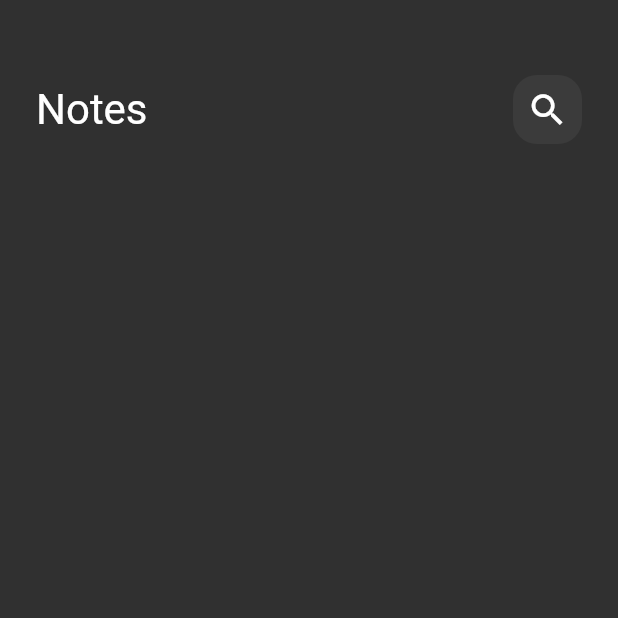
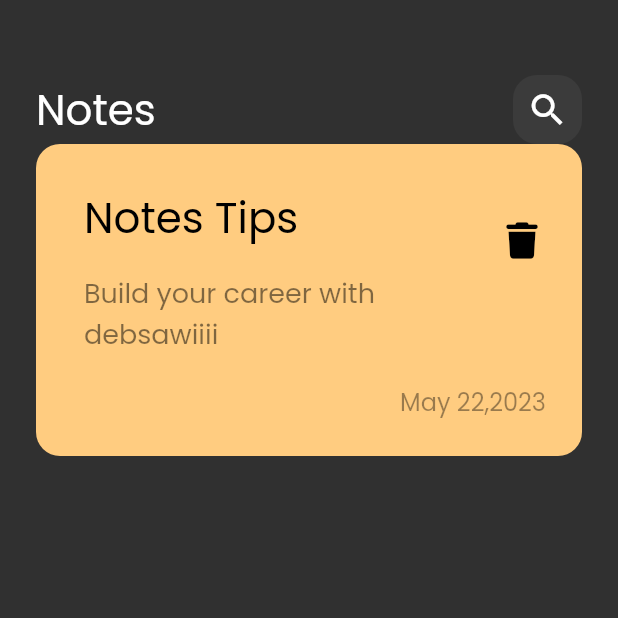
Before and after one commit to AbdallahDebsawi/notes_app, a Flutter app: the screen it shows after launch, on a phone screen of 412 x 824 dp, the top half of it. Run offline on Flutter 3.47's test engine with Material 2 defaults, Android fonts, the phone set to English and light mode, and no system bars; our stand-ins replace font_awesome_flutter.

Commit message:
create custom note item

```diff
--- a/lib/main.dart
+++ b/lib/main.dart
@@ -12,7 +12,7 @@ class NotesApp extends StatelessWidget {
   Widget build(BuildContext context) {
     return MaterialApp(
       debugShowCheckedModeBanner: false,
-      theme: ThemeData(brightness: Brightness.dark),
+      theme: ThemeData(brightness: Brightness.dark, fontFamily: 'Poppins'),
       home: const NotesView(),
     );
   }
--- /dev/null
+++ b/lib/views/widgets/custom_note_item.dart
@@ -0,0 +1,52 @@
+import 'package:flutter/material.dart';
+import 'package:font_awesome_flutter/font_awesome_flutter.dart';
+
+class CustomNoteItem extends StatelessWidget {
+  const CustomNoteItem({super.key});
+
+  @override
+  Widget build(BuildContext context) {
+    return Container(
+      padding: EdgeInsets.only(top: 24, bottom: 24, left: 16),
+      decoration: BoxDecoration(
+        color: const Color(0xffFFCC80),
+        borderRadius: BorderRadius.circular(16),
+      ),
+      child: Column(
+        crossAxisAlignment: CrossAxisAlignment.end,
+        children: [
+          ListTile(
+            title: const Text(
+              'Notes Tips',
+              style: TextStyle(color: Colors.black, fontSize: 28),
+            ),
+            subtitle: Padding(
+              padding: const EdgeInsets.only(top: 16, bottom: 16),
+              child: Text(
+                'Build your career with debsawiiii',
+                style: TextStyle(
+                    color: Colors.black.withOpacity(0.5), fontSize: 18),
+              ),
+            ),
+            trailing: IconButton(
+              icon: const Icon(
+                FontAwesomeIcons.trash,
+                color: Colors.black,
+                size: 24,
+              ),
+              onPressed: () {},
+            ),
+          ),
+          Padding(
+            padding: const EdgeInsets.only(right: 24),
+            child: Text(
+              "May 22,2023",
+              style:
+                  TextStyle(color: Colors.black.withOpacity(0.4), fontSize: 16),
+            ),
+          )
+        ],
+      ),
+    );
+  }
+}
--- a/lib/views/widgets/notes_view_body.dart
+++ b/lib/views/widgets/notes_view_body.dart
@@ -1,6 +1,8 @@
 import 'package:flutter/material.dart';
+import 'package:font_awesome_flutter/font_awesome_flutter.dart';
 
 import 'custom_app_bar.dart';
+import 'custom_note_item.dart';
 
 class NotesViewBody extends StatelessWidget {
   const NotesViewBody({super.key});
@@ -13,6 +15,7 @@ class NotesViewBody extends StatelessWidget {
         children: const [
           SizedBox(height: 50),
           CustomAppBar(),
+          CustomNoteItem()
         ],
       ),
     );
```
Also changed, not shown: pubspec.yaml (+8 -11 lines), assets/fonts/Poppins-Regular.ttf (added), pubspec.lock.
